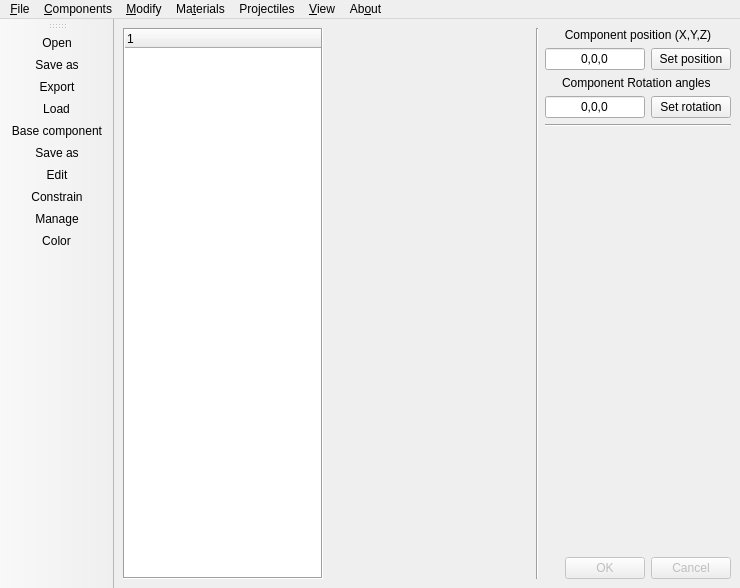
Above: UI/cnst.ui from bakeryproducts/ConstructorM4 before the change. Below: the same form after it.
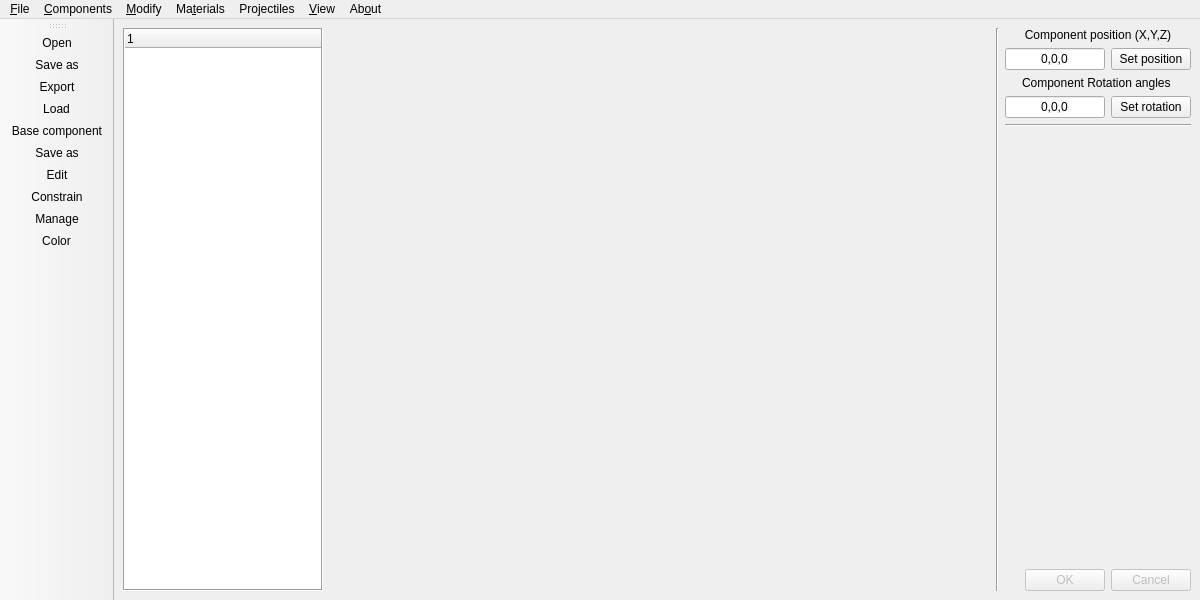
That is the form after the change. Icons and pictures are not drawn.

The edit to the form file:
```diff
--- a/UI/cnst.ui
+++ b/UI/cnst.ui
@@ -6,8 +6,8 @@
    <rect>
     <x>0</x>
     <y>0</y>
-    <width>740</width>
-    <height>588</height>
+    <width>1200</width>
+    <height>600</height>
    </rect>
   </property>
   <property name="windowTitle">
@@ -220,7 +220,7 @@
     <rect>
      <x>0</x>
      <y>0</y>
-     <width>740</width>
+     <width>1200</width>
      <height>34</height>
     </rect>
    </property>
```
Left out of the diff: 34 changed lines with no effect on the pictures.
